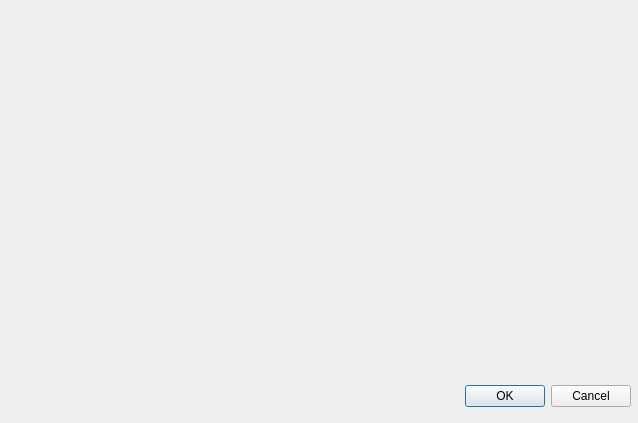
Qt form src/dialog.ui (jassuncao/myparts) before a commit.
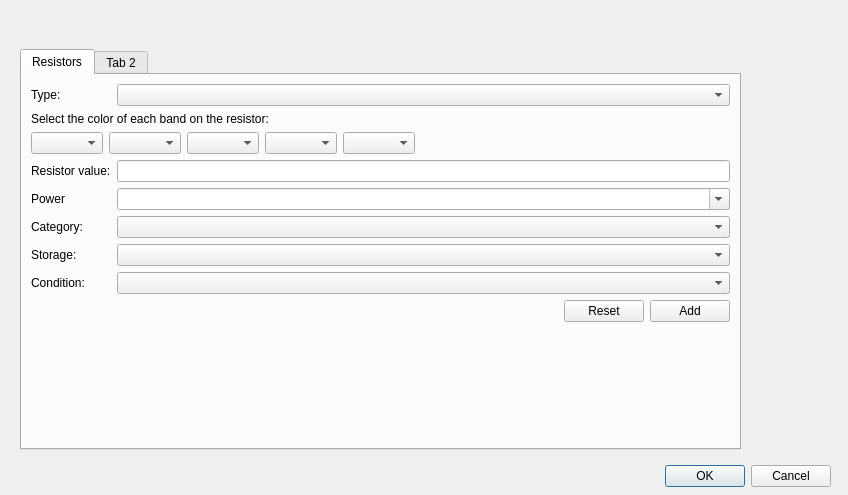
The same form after that commit.

```diff
--- a/src/dialog.ui
+++ b/src/dialog.ui
@@ -6,8 +6,8 @@
    <rect>
     <x>0</x>
     <y>0</y>
-    <width>638</width>
-    <height>423</height>
+    <width>848</width>
+    <height>495</height>
    </rect>
   </property>
   <property name="windowTitle">
@@ -16,8 +16,8 @@
   <widget class="QDialogButtonBox" name="buttonBox">
    <property name="geometry">
     <rect>
-     <x>290</x>
-     <y>380</y>
+     <x>490</x>
+     <y>460</y>
      <width>341</width>
      <height>32</height>
     </rect>
@@ -29,6 +29,171 @@
     <set>QDialogButtonBox::Cancel|QDialogButtonBox::Ok</set>
    </property>
   </widget>
+  <widget class="QTabWidget" name="tabWidget">
+   <property name="geometry">
+    <rect>
+     <x>20</x>
+     <y>49</y>
+     <width>721</width>
+     <height>401</height>
+    </rect>
+   </property>
+   <property name="minimumSize">
+    <size>
+     <width>721</width>
+     <height>0</height>
+    </size>
+   </property>
+   <property name="currentIndex">
+    <number>0</number>
+   </property>
+   <widget class="QWidget" name="tab">
+    <attribute name="title">
+     <string>Resistors</string>
+    </attribute>
+    <layout class="QFormLayout" name="formLayout">
+     <item row="0" column="0">
+      <widget class="QLabel" name="label_7">
+       <property name="text">
+        <string>Type:</string>
+       </property>
+      </widget>
+     </item>
+     <item row="0" column="1">
+      <widget class="QComboBox" name="comboBox_10"/>
+     </item>
+     <item row="2" column="0" colspan="2">
+      <widget class="QLabel" name="label_2">
+       <property name="text">
+        <string>Select the color of each band on the resistor:</string>
+       </property>
+      </widget>
+     </item>
+     <item row="9" column="1">
+      <widget class="QLineEdit" name="lineEdit"/>
+     </item>
+     <item row="11" column="0">
+      <widget class="QLabel" name="label_4">
+       <property name="text">
+        <string>Category:</string>
+       </property>
+      </widget>
+     </item>
+     <item row="11" column="1">
+      <widget class="QComboBox" name="comboBox_8"/>
+     </item>
+     <item row="12" column="0">
+      <widget class="QLabel" name="label_5">
+       <property name="text">
+        <string>Storage:</string>
+       </property>
+      </widget>
+     </item>
+     <item row="12" column="1">
+      <widget class="QComboBox" name="comboBox_9"/>
+     </item>
+     <item row="13" column="0">
+      <widget class="QLabel" name="label_6">
+       <property name="text">
+        <string>Condition:</string>
+       </property>
+      </widget>
+     </item>
+     <item row="13" column="1">
+      <widget class="QComboBox" name="comboBox_6"/>
+     </item>
+     <item row="5" column="0" colspan="2">
+      <layout class="QHBoxLayout" name="horizontalLayout_2">
+       <item>
+        <widget class="QComboBox" name="comboBox"/>
+       </item>
+       <item>
+        <widget class="QComboBox" name="comboBox_2"/>
+       </item>
+       <item>
+        <widget class="QComboBox" name="comboBox_3"/>
+       </item>
+       <item>
+        <widget class="QComboBox" name="comboBox_4"/>
+       </item>
+       <item>
+        <widget class="QComboBox" name="comboBox_5"/>
+       </item>
+       <item>
+        <spacer name="horizontalSpacer_2">
+         <property name="orientation">
+          <enum>Qt::Horizontal</enum>
+         </property>
+         <property name="sizeHint" stdset="0">
+          <size>
+           <width>40</width>
+           <height>20</height>
+          </size>
+         </property>
+        </spacer>
+       </item>
+      </layout>
+     </item>
+     <item row="19" column="1">
+      <layout class="QHBoxLayout" name="horizontalLayout">
+       <item>
+        <spacer name="horizontalSpacer">
+         <property name="orientation">
+          <enum>Qt::Horizontal</enum>
+         </property>
+         <property name="sizeHint" stdset="0">
+          <size>
+           <width>40</width>
+           <height>20</height>
+          </size>
+         </property>
+        </spacer>
+       </item>
+       <item>
+        <widget class="QPushButton" name="pushButton">
+         <property name="text">
+          <string>Reset</string>
+         </property>
+        </widget>
+       </item>
+       <item>
+        <widget class="QPushButton" name="pushButton_2">
+         <property name="text">
+          <string>Add</string>
+         </property>
+        </widget>
+       </item>
+      </layout>
+     </item>
+     <item row="10" column="1">
+      <widget class="QComboBox" name="comboBox_7">
+       <property name="editable">
+        <bool>true</bool>
+       </property>
+      </widget>
+     </item>
+     <item row="10" column="0">
+      <widget class="QLabel" name="label_3">
+       <property name="text">
+        <string>Power</string>
+       </property>
+      </widget>
+     </item>
+     <item row="9" column="0">
+      <widget class="QLabel" name="label">
+       <property name="text">
+        <string>Resistor value:</string>
+       </property>
+      </widget>
+     </item>
+    </layout>
+   </widget>
+   <widget class="QWidget" name="tab_2">
+    <attribute name="title">
+     <string>Tab 2</string>
+    </attribute>
+   </widget>
+  </widget>
  </widget>
  <resources/>
  <connections>
```
